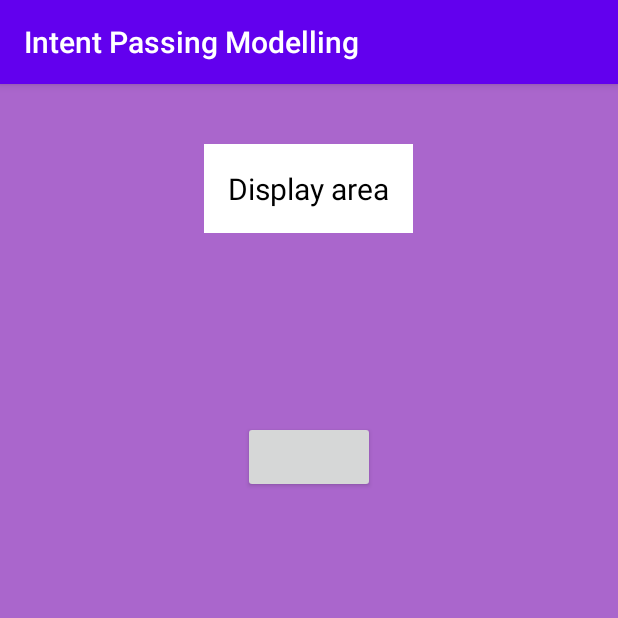
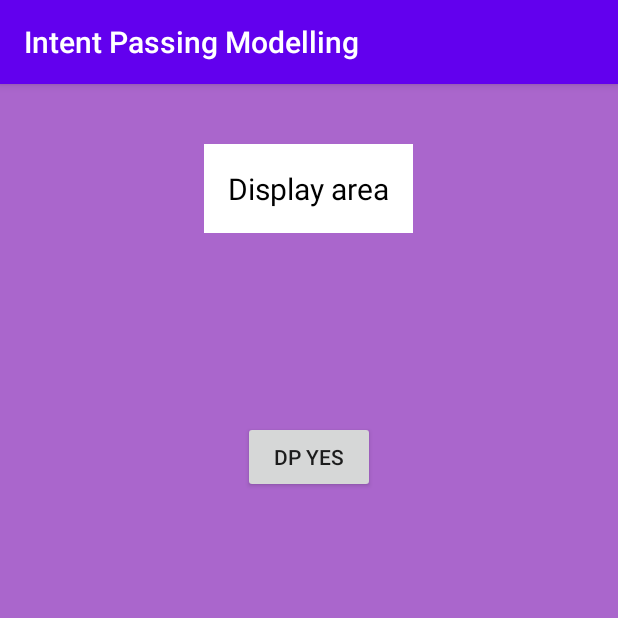
Before and after one commit to anantcodes/Intent-Passing-Modelling, an Android app: the ShowActivity screen opened directly, with no data from a screen before it, on a phone screen of 412 x 824 dp, the top half of it. Run offline under Robolectric (Android 15) with nearby library versions, the phone set to English and light mode, and no system bars.

Commit message:
btn done

```diff
--- a/app/src/main/res/layout/activity_show.xml
+++ b/app/src/main/res/layout/activity_show.xml
@@ -20,9 +20,13 @@
         android:textColor="#000000"/>
 
     <Button
+        android:id="@+id/btnYes"
         android:layout_width="wrap_content"
         android:layout_height="wrap_content"
         android:layout_below="@+id/txtDp"
         android:layout_centerHorizontal="true"
-        android:layout_marginTop="125dp"/>
+        android:layout_marginTop="125dp"
+        android:text="DP Yes"/>
+
+
 </RelativeLayout>
```
